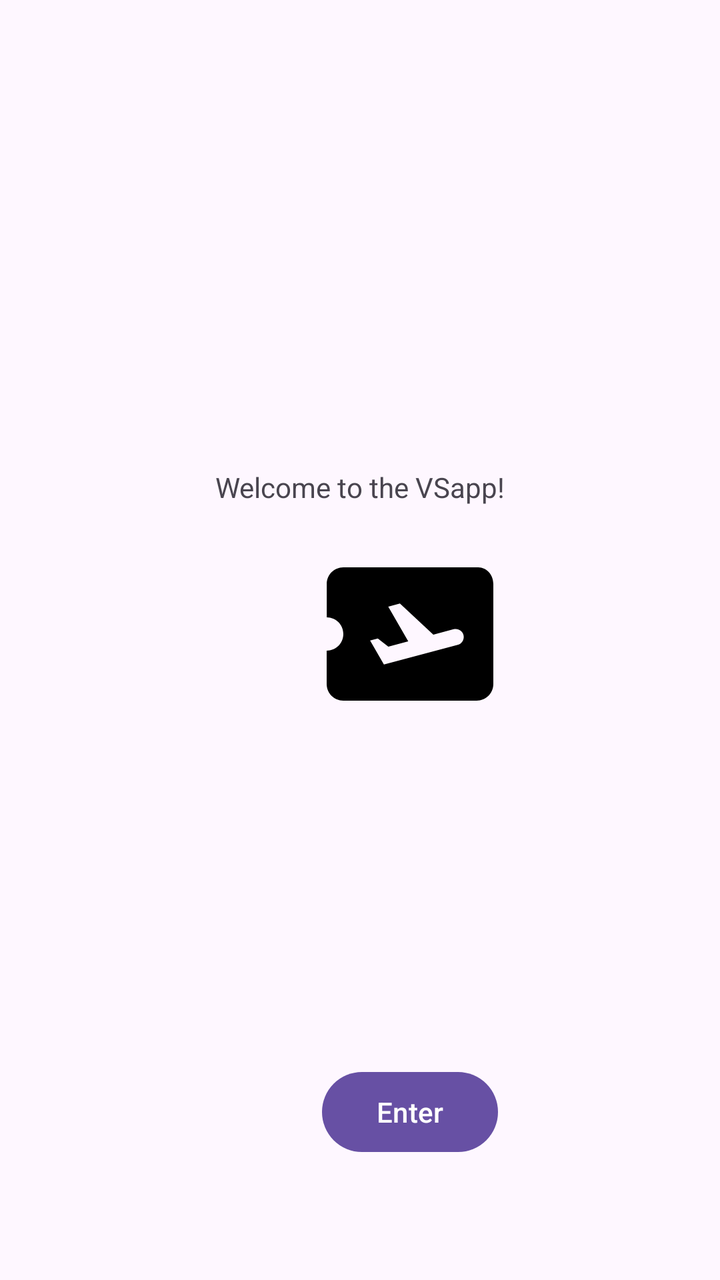
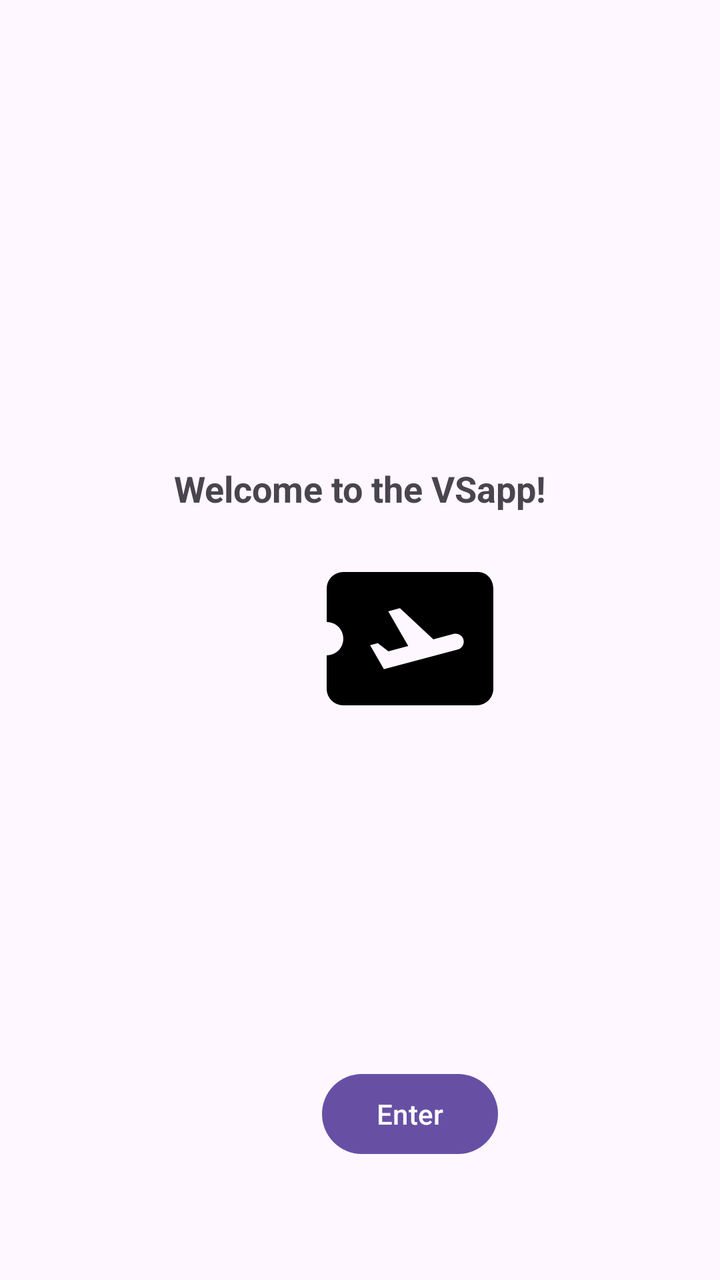

Before-and-after screenshots of an Android layout around one commit, followed by the original layout XML and the change that was made.
<!-- AndroidManifest.xml: application theme Theme.VSapp -->
<!-- res/layout/activity_main.xml -->
<?xml version="1.0" encoding="utf-8"?>
<androidx.constraintlayout.widget.ConstraintLayout xmlns:android="http://schemas.android.com/apk/res/android"
    xmlns:app="http://schemas.android.com/apk/res-auto"
    xmlns:tools="http://schemas.android.com/tools"
    android:id="@+id/main"
    android:layout_width="match_parent"
    android:layout_height="match_parent"
    tools:context=".UI.MainActivity">

    <TextView
        android:id="@+id/Vacation"
        android:layout_width="wrap_content"
        android:layout_height="wrap_content"
        android:text="Welcome to the VSapp!"
        app:layout_constraintBottom_toBottomOf="parent"
        app:layout_constraintEnd_toEndOf="parent"
        app:layout_constraintStart_toStartOf="parent"
        app:layout_constraintTop_toTopOf="parent"
        app:layout_constraintVertical_bias="0.377" />

    <Button
        android:id="@+id/button"
        android:layout_width="wrap_content"
        android:layout_height="wrap_content"
        android:layout_marginStart="161dp"
        android:layout_marginTop="16dp"
        android:layout_marginEnd="162dp"
        android:layout_marginBottom="55dp"
        android:text="Enter"
        app:layout_constraintBottom_toBottomOf="parent"
        app:layout_constraintEnd_toEndOf="parent"
        app:layout_constraintHorizontal_bias="0.0"
        app:layout_constraintStart_toStartOf="parent"
        app:layout_constraintTop_toBottomOf="@id/airplane" />

    <ImageView
        android:id="@+id/airplane"
        android:layout_width="wrap_content"
        android:layout_height="wrap_content"
        android:layout_marginStart="155dp"
        android:layout_marginTop="9dp"
        android:layout_marginEnd="156dp"
        android:layout_marginBottom="144dp"
        android:src="@drawable/baseline_airplane_ticket_24"
        app:layout_constraintBottom_toTopOf="@id/button"
        app:layout_constraintEnd_toEndOf="parent"
        app:layout_constraintHorizontal_bias="0.0"
        app:layout_constraintStart_toStartOf="parent"
        app:layout_constraintTop_toBottomOf="@+id/Vacation"
        app:layout_constraintVertical_bias="1.0" />

</androidx.constraintlayout.widget.ConstraintLayout>
<!-- resources referenced by this layout -->
<resources>
  <!-- drawable baseline_airplane_ticket_24 (drawable) -->
  <vector xmlns:android="http://schemas.android.com/apk/res/android" android:autoMirrored="true" android:height="100dp" android:tint="#000000" android:viewportHeight="24" android:viewportWidth="24" android:width="100dp">
        
      <path android:fillColor="@android:color/white" android:pathData="M20.19,4H4C2.9,4 2.01,4.9 2.01,6v4C3.11,10 4,10.9 4,12s-0.89,2 -2,2v4c0,1.1 0.9,2 2,2h16c1.1,0 2,-0.9 2,-2V6C22,4.9 21.19,4 20.19,4zM17.73,13.3l-8.86,2.36l-1.66,-2.88l0.93,-0.25l1.26,0.99l2.39,-0.64l-2.4,-4.16l1.4,-0.38l4.01,3.74l2.44,-0.65c0.51,-0.14 1.04,0.17 1.18,0.68C18.55,12.62 18.25,13.15 17.73,13.3z"/>
      
  </vector>
  <style name="Theme.VSapp" parent="Base.Theme.VSapp" />
  <style name="Base.Theme.VSapp" parent="Theme.Material3.DayNight">
          
          
      </style>
</resources>

<!-- the commit's change to res/layout/activity_main.xml (unified diff, before → after) -->
@@ -12,6 +12,8 @@
         android:layout_width="wrap_content"
         android:layout_height="wrap_content"
         android:text="Welcome to the VSapp!"
+        android:textStyle="bold"
+        android:textSize="18sp"
         app:layout_constraintBottom_toBottomOf="parent"
         app:layout_constraintEnd_toEndOf="parent"
         app:layout_constraintStart_toStartOf="parent"
